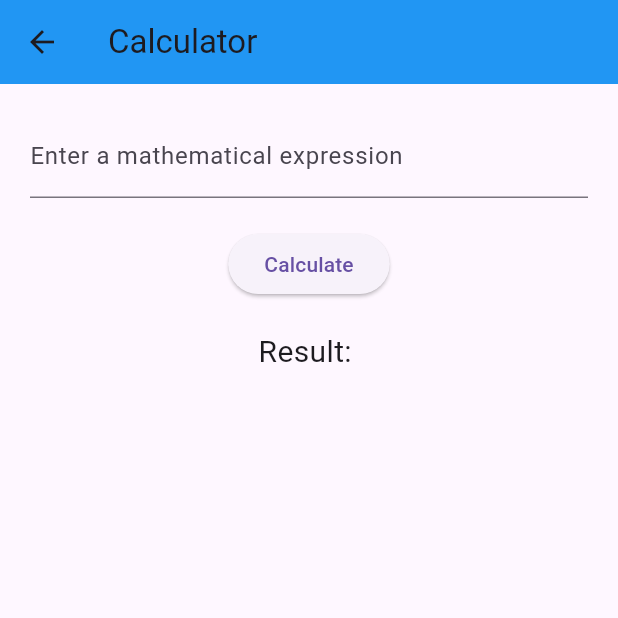
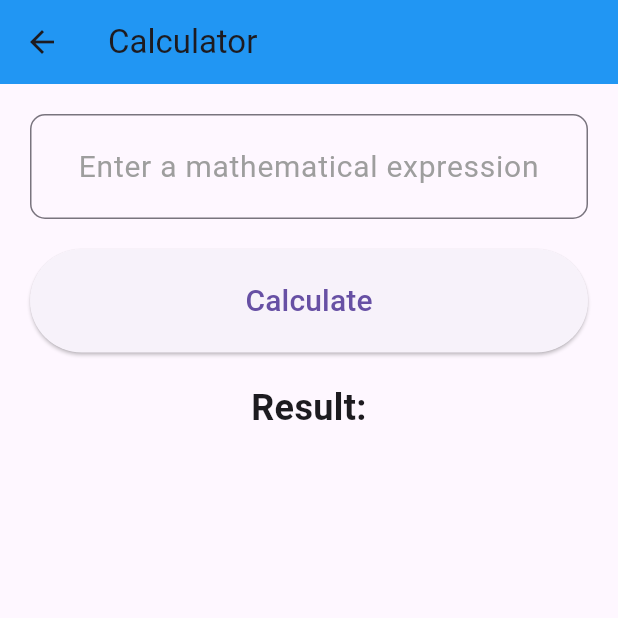
Before and after one commit to dhariniwaghela/Assignment3_FlutterApp, a Flutter app: the Calculator screen opened directly, on a phone screen of 412 x 824 dp, the top half of it. Run offline on Flutter 3.47's test engine with Material 3 defaults, Android fonts, the light colour scheme and no system bars; our stand-ins replace math_expressions; network calls fail.

Commit message:
Style the component

```diff
--- a/assignment3_flutter_app/lib/calculator_page.dart
+++ b/assignment3_flutter_app/lib/calculator_page.dart
@@ -1,4 +1,4 @@
-// ignore_for_file: prefer_const_constructors
+// ignore_for_file: use_key_in_widget_constructors, library_private_types_in_public_api, prefer_const_constructors, sort_child_properties_last
 
 import 'package:flutter/material.dart';
 import 'package:math_expressions/math_expressions.dart';
@@ -21,10 +21,18 @@ class _CalculatorWidgetState extends State<Calculator> {
       body: Padding(
         padding: EdgeInsets.all(20.0),
         child: Column(
+          crossAxisAlignment: CrossAxisAlignment.stretch,
           children: [
             TextField(
+              style: TextStyle(fontSize: 20.0),
+              textAlign: TextAlign.center,
               decoration: InputDecoration(
-                labelText: 'Enter a mathematical expression',
+                hintText: 'Enter a mathematical expression',
+                hintStyle: TextStyle(color: Colors.grey),
+                border: OutlineInputBorder(
+                  borderRadius: BorderRadius.circular(10.0),
+                ),
+                contentPadding: EdgeInsets.all(20.0),
               ),
               onChanged: (value) {
                 setState(() {
@@ -37,12 +45,19 @@ class _CalculatorWidgetState extends State<Calculator> {
               onPressed: () {
                 _evaluateExpression();
               },
-              child: Text('Calculate'),
+              child: Text(
+                'Calculate',
+                style: TextStyle(fontSize: 20.0),
+              ),
+              style: ElevatedButton.styleFrom(
+                padding: EdgeInsets.all(20.0),
+              ),
             ),
             SizedBox(height: 20.0),
             Text(
               'Result: $_result',
-              style: TextStyle(fontSize: 20.0),
+              style: TextStyle(fontSize: 24.0, fontWeight: FontWeight.bold),
+              textAlign: TextAlign.center,
             ),
           ],
         ),
```
Also changed, not shown: assignment3_flutter_app/lib/notes_page.dart (+30 -7 lines).
